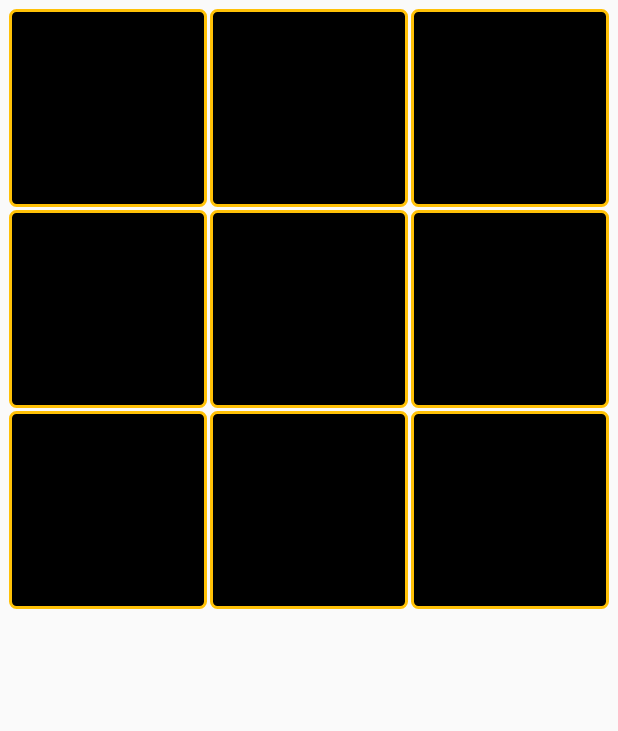
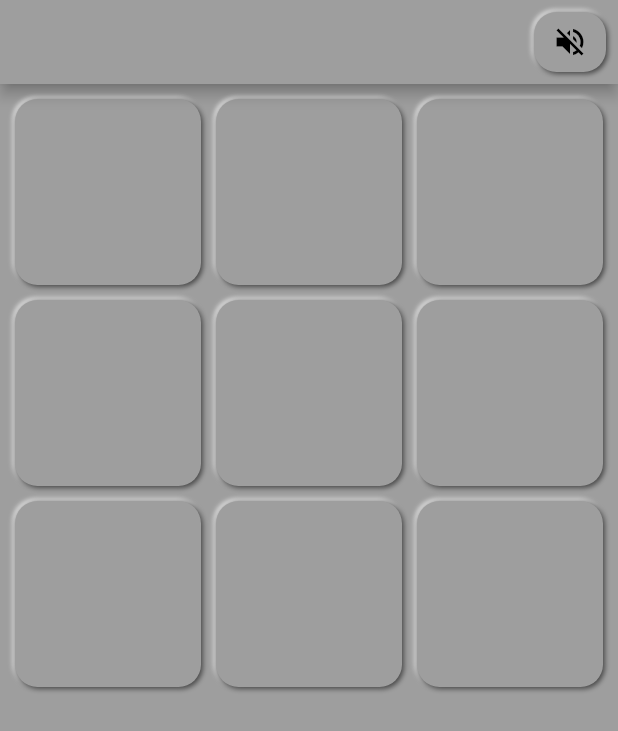
Before and after one commit to imujtaba8488/tic_tac_toe, a Flutter app: the screen it shows after launch, on a phone screen of 412 x 824 dp. Shown: the top 731 px of the screen. Run offline on Flutter 3.47's test engine with Material 2 defaults, Android fonts, the phone set to English and light mode, and no system bars; our stand-ins replace assets_audio_player, google_fonts.

Commit message:
Themes improved, included the neomorphic patterned themes. Enabled appbar and including the mute / unmute button

```diff
--- a/lib/src/boards/super_white_board.dart
+++ b/lib/src/boards/board.dart
@@ -4,21 +4,27 @@ import 'package:scoped_model/scoped_model.dart';
 import '../scoped_models/game_model.dart';
 import 'board_theme.dart';
 
-class SuperWhiteBoard extends StatefulWidget {
+class Board extends StatefulWidget {
   // What to do when the game status changes.
   final Function onGameStatusChange;
   final BoardTheme theme;
 
-  SuperWhiteBoard(this.onGameStatusChange, {this.theme});
+  Board(this.onGameStatusChange, {this.theme});
 
   @override
-  _SuperWhiteBoardState createState() => _SuperWhiteBoardState();
+  _BoardState createState() => _BoardState();
 }
 
-class _SuperWhiteBoardState extends State<SuperWhiteBoard> {
+class _BoardState extends State<Board> {
   double borderWidth = 2.0;
   BoxDecoration decoration;
   GameModel gameModel;
+
+  @override
+  void initState() {
+    decoration = widget.theme.decoration;
+    super.initState();
+  }
 
   @override
   Widget build(BuildContext context) {
@@ -42,8 +48,10 @@ class _SuperWhiteBoardState extends State<SuperWhiteBoard> {
               // onTapDown: onTapDown,
               // onTapUp: onTapUp,
               child: Container(
-                margin: EdgeInsets.all(1.0),
-                decoration: widget.theme.decoration,
+                width: MediaQuery.of(context).size.width / 3,
+                height: MediaQuery.of(context).size.height / 3,
+                margin: EdgeInsets.all(5.0),
+                decoration: decoration,
                 child: Center(
                   child: Text(
                     gameModel.moves[index],
@@ -59,20 +67,15 @@ class _SuperWhiteBoardState extends State<SuperWhiteBoard> {
   }
 
   void onTapDown(TapDownDetails tapDownDetails) {
+    print('inside tap down');
     setState(() {
-      decoration = BoxDecoration(
-        border: Border.all(
-          width: 5,
-          color: Colors.grey.shade300,
-        ),
-        borderRadius: BorderRadius.circular(3.0),
-      );
+      decoration = NeomorphicConcave(widget.theme.color).noShadowDecoration;
     });
   }
 
   void onTapUp(TapUpDetails tapUpDetails) {
     setState(() {
-      decoration = null;
+      decoration = widget.theme.decoration;
     });
   }
 }
--- a/lib/src/boards/board_theme.dart
+++ b/lib/src/boards/board_theme.dart
@@ -3,6 +3,7 @@ import 'package:flutter/material.dart';
 abstract class BoardTheme {
   BoxDecoration decoration;
   TextStyle textStyle;
+  Color get color;
 }
 
 class DarkTheme extends BoardTheme {
@@ -18,6 +19,8 @@ class DarkTheme extends BoardTheme {
       fontSize: 30,
     );
   }
+
+  get color => Colors.black;
 }
 
 class WhiteTheme extends BoardTheme {
@@ -33,4 +36,99 @@ class WhiteTheme extends BoardTheme {
       fontSize: 30,
     );
   }
+
+  get color => Colors.white;
 }
+
+class NeomorphicGrey extends BoardTheme {
+  NeomorphicGrey() {
+    decoration = BoxDecoration(
+      color: Colors.grey,
+      boxShadow: [
+        BoxShadow(
+          color: Colors.grey.shade100,
+          offset: Offset(-1, -1),
+          blurRadius: 2,
+        ),
+        BoxShadow(
+          color: Colors.grey.shade800,
+          offset: Offset(1, 1),
+          blurRadius: 2,
+        )
+      ],
+      borderRadius: BorderRadius.circular(15.0),
+    );
+    textStyle = TextStyle(
+      color: Colors.grey.shade600,
+      fontSize: 30,
+    );
+  }
+
+  get color => Colors.grey;
+}
+
+class NeomorphicConcave extends BoardTheme {
+  final Color color;
+
+  NeomorphicConcave(this.color) {
+    decoration = BoxDecoration(
+      color: color,
+      boxShadow: [
+        BoxShadow(
+          color: Colors.white,
+          offset: Offset(-1, -1),
+          blurRadius: 2,
+        ),
+        BoxShadow(
+          color: Colors.black,
+          offset: Offset(1, 1),
+          blurRadius: 2,
+        )
+      ],
+      borderRadius: BorderRadius.circular(15.0),
+    );
+    textStyle = TextStyle(
+      color: Colors.grey.shade600,
+      fontSize: 30,
+    );
+  }
+
+  get noShadowDecoration => BoxDecoration(
+        color: color,
+        borderRadius: BorderRadius.circular(15.0),
+      );
+}
+
+class NeomorphicConvex extends BoardTheme {
+  final Color color;
+
+  NeomorphicConvex(this.color) {
+    decoration = BoxDecoration(
+      color: color,
+      gradient: LinearGradient(
+          begin: Alignment.topLeft,
+          end: Alignment.bottomRight,
+          colors: [
+            Colors.blue,
+            Colors.green,
+          ]),
+      // boxShadow: [
+      //   BoxShadow(
+      //     color: Colors.white,
+      //     offset: Offset(-1, -1),
+      //     blurRadius: 2,
+      //   ),
+      //   BoxShadow(
+      //     color: Colors.black,
+      //     offset: Offset(1, 1),
+      //     blurRadius: 2,
+      //   )
+      // ],
+      borderRadius: BorderRadius.circular(15.0),
+    );
+    textStyle = TextStyle(
+      color: Colors.grey.shade600,
+      fontSize: 30,
+    );
+  }
+}
--- a/lib/src/models/theme.dart
+++ b/lib/src/models/theme.dart
@@ -7,7 +7,7 @@ class MyTheme {
   MyTheme() {
     theme = ThemeData(
       // primarySwatch: Colors.grey[900]
-      primaryColor: Colors.white,
+      primaryColor: Colors.grey,
       textTheme: TextTheme(
         body1: TextStyle(
           fontSize: 30,
--- a/lib/src/pages/home_page.dart
+++ b/lib/src/pages/home_page.dart
@@ -1,10 +1,11 @@
 import 'package:flutter/material.dart';
 import 'package:scoped_model/scoped_model.dart';
 
-import '../boards/super_white_board.dart';
+import '../boards/board.dart';
 import '../scoped_models/game_model.dart';
 import '../components/game_over.dart';
 import '../boards/board_theme.dart';
+import '../components/score_board.dart';
 
 class HomePage extends StatefulWidget {
   @override
@@ -20,17 +21,46 @@ class _HomePageState extends State<HomePage> {
       builder: (context, child, model) {
         gameModel = model;
 
-        return Column(
+        return Scaffold(
+          appBar: AppBar(
+            actions: <Widget>[
+              Container(
+                margin: EdgeInsets.all(8.0),
+                decoration: NeomorphicGrey().decoration,
+                child: IconButton(
+                  icon: gameModel.disableSoundEffects
+                      ? Icon(Icons.volume_off)
+                      : Icon(Icons.volume_mute),
+                  onPressed: () {
+                    setState(() {
+                      gameModel.disableSoundEffects =
+                          !gameModel.disableSoundEffects;
+                    });
+                  },
+                ),
+              )
+            ],
+          ),
+          backgroundColor: Colors.grey,
+          body: SafeArea(
+            child: Column(
+              crossAxisAlignment: CrossAxisAlignment.stretch,
               children: <Widget>[
+                // Padding(
+                //   padding: const EdgeInsets.all(8.0),
+                //   child: ScoreBoard(),
+                // ),
                 Container(
                   padding: EdgeInsets.all(5.0),
                   height: MediaQuery.of(context).size.height / 1.5,
-              child: SuperWhiteBoard(
+                  child: Board(
                     _onGameStatusChange,
-                theme: DarkTheme(),
+                    theme: NeomorphicGrey(),
                   ),
                 ),
               ],
+            ),
+          ),
         );
       },
     );
--- a/lib/src/scoped_models/game_model.dart
+++ b/lib/src/scoped_models/game_model.dart
@@ -58,7 +58,8 @@ class GameModel extends Model {
     _initMovesToDefaultState();
 
     // No need to create, if disabled.
-    if (!disableSoundEffects) _soundEffectPlayer = SoundEffectPlayer();
+    // if (!disableSoundEffects) _soundEffectPlayer = SoundEffectPlayer();
+    _soundEffectPlayer = SoundEffectPlayer();
 
     statusChange = StatusChange.none;
 
```
Also changed, not shown: lib/src/components/score_board.dart (+31 -4 lines), lib/src/components/score_card.dart (added, +53 -0 lines). Lines whose indentation alone changed are shown as unchanged.
